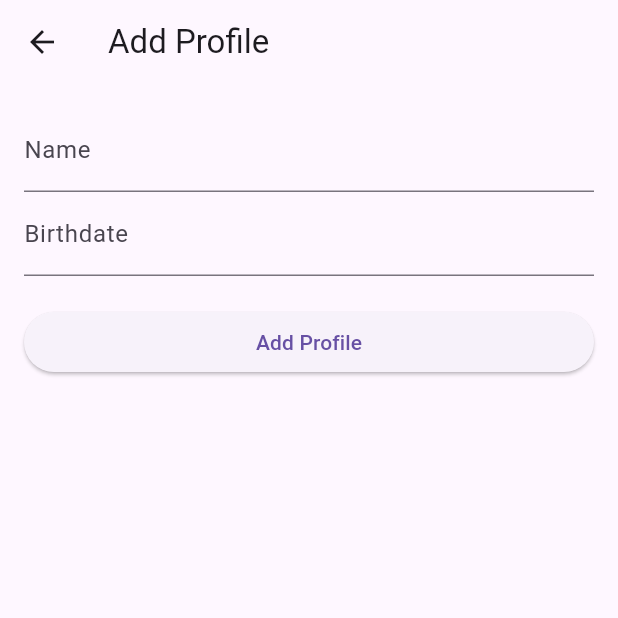
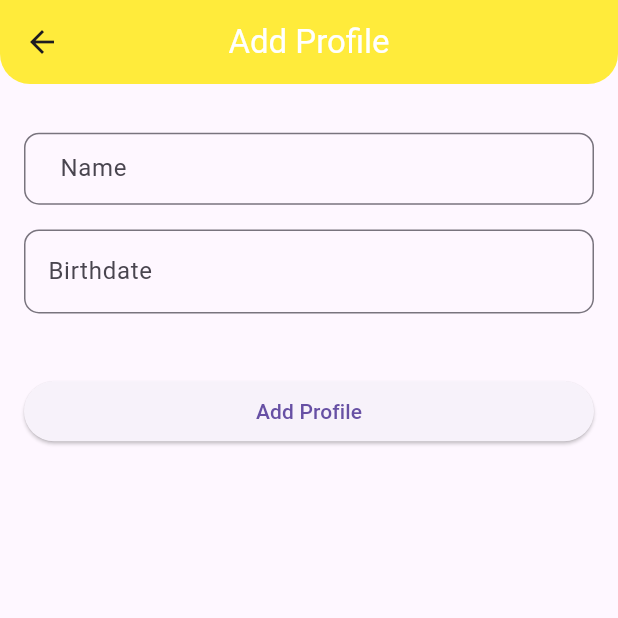
Before and after one commit to omniasalem2002/task_for_guru, a Flutter app: the GetAllProfileView screen opened directly, after a tap on the "add" icon, on a phone screen of 412 x 824 dp, the top half of it. Run offline on Flutter 3.47's test engine with Material 3 defaults, Android fonts, the phone set to English and light mode, and no system bars; our stand-ins replace cloud_firestore, firebase_core; accounts and stored records are empty.

Commit message:
some updates

```diff
--- /dev/null
+++ b/devtools_options.yaml
@@ -0,0 +1 @@
+extensions:
--- a/lib/add_profile/add_profile_screen.dart
+++ b/lib/add_profile/add_profile_screen.dart
@@ -51,24 +51,58 @@ class _AddProfileScreenState extends State<AddProfileScreen> {
   Widget build(BuildContext context) {
     return Scaffold(
       appBar: AppBar(
-        title: const Text('Add Profile'),
+        backgroundColor: Colors.yellow,
+        shape: RoundedRectangleBorder(
+          borderRadius: BorderRadius.vertical(
+            bottom: Radius.circular(20), // Set the border radius here
+          ),
+        ),
+        title: Text(
+          'Add Profile',
+          textAlign: TextAlign.center, // Align the title text to the center
+          style: TextStyle(
+            color: Colors.white, // Change the text color to white
+          ),
+        ),
+        centerTitle: true, // Center the title horizontally
       ),
       body: Padding(
-        padding: const EdgeInsets.all(16.0),
+        padding: EdgeInsets.all(16.0),
         child: Column(
           crossAxisAlignment: CrossAxisAlignment.stretch,
           children: <Widget>[
+            SizedBox(
+              height: MediaQuery.of(context).size.height * 0.02,
+            ),
             TextField(
-              decoration: const InputDecoration(labelText: 'Name'),
+              decoration: InputDecoration(
+                hintText: 'Name',
+                border: OutlineInputBorder(
+                  borderRadius: BorderRadius.circular(10.0),
+                  borderSide: BorderSide(color: Colors.grey, width: 2.0),
+                ),
+                contentPadding: EdgeInsets.symmetric(horizontal: 20.0),
+              ),
               controller: _nameController,
             ),
+            SizedBox(
+              height: MediaQuery.of(context).size.height * 0.02,
+            ),
             TextField(
-              decoration: const InputDecoration(labelText: 'Birthdate'),
+              decoration:  InputDecoration(labelText: 'Birthdate',
+                border: OutlineInputBorder(
+                  borderRadius: BorderRadius.circular(10.0),
+                  borderSide: BorderSide(color: Colors.grey, width: 2.0),
+                ),
+              ),
+
               controller: _birthdateController,
               onTap: _presentDatePicker,
               readOnly: true,
             ),
-          const  SizedBox(height: 20),
+            SizedBox(
+              height: MediaQuery.of(context).size.height * 0.05,
+            ),
             ElevatedButton(
               child: const Text('Add Profile'),
               onPressed: _submitData,
--- a/lib/get_all_profile/get_all_profile_view.dart
+++ b/lib/get_all_profile/get_all_profile_view.dart
@@ -12,7 +12,20 @@ class GetAllProfileView extends StatelessWidget {
 
     return Scaffold(
       appBar: AppBar(
-        title: const Text('Profile List'),
+        backgroundColor: Colors.yellow,
+        shape: RoundedRectangleBorder(
+          borderRadius: BorderRadius.vertical(
+            bottom: Radius.circular(20), // Set the border radius here
+          ),
+        ),
+        title: Text(
+          'Profile List',
+          textAlign: TextAlign.center, // Align the title text to the center
+          style: TextStyle(
+            color: Colors.white, // Change the text color to white
+          ),
+        ),
+        centerTitle: true, // Center the title horizontally
       ),
       body: FutureBuilder(
         future: profileProvider.fetchProfiles(),
--- a/lib/main.dart
+++ b/lib/main.dart
@@ -28,7 +28,7 @@ class MyApp extends StatelessWidget {
         theme: ThemeData(
           primarySwatch: Colors.blue,
         ),
-        home: AddProfileScreen(),
+        home: GetAllProfileView(),
         routes: {
           AddProfileScreen.routeName: (context) => const AddProfileScreen(),        },
       ),
```
